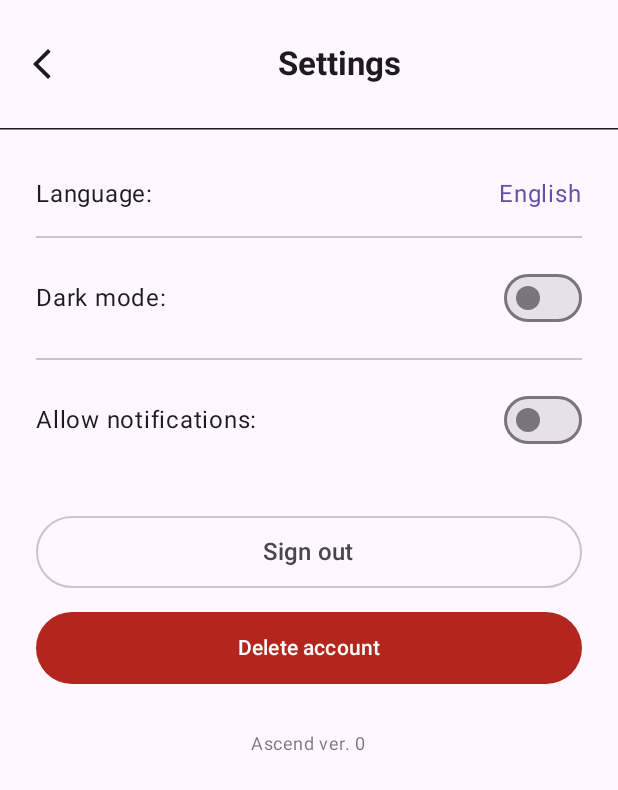
After one commit to ASCEND-TFG/mobile-app, an Android app built with Jetpack Compose: the SettingsScreen screen opened through its navigation route, on a phone screen of 412 x 824 dp. The commit adds this screen. Shown: the top 790 px of the screen. Run offline under Robolectric (Android 15) with nearby library versions, the phone set to English and light mode, and no system bars; our stand-ins replace Firebase (no records; nobody signed in at launch, a user with empty details on screens opened directly).

Commit message:
Settings Screen

```diff
--- a/app/src/main/java/com/jaime/ascend/ui/components/UIComponents.kt
+++ b/app/src/main/java/com/jaime/ascend/ui/components/UIComponents.kt
@@ -1,5 +1,6 @@
 package com.jaime.ascend.ui.components
 
+import android.R.attr.onClick
 import androidx.compose.foundation.background
 import androidx.compose.foundation.clickable
 import androidx.compose.foundation.layout.Arrangement
@@ -8,6 +9,7 @@ import androidx.compose.foundation.layout.Column
 import androidx.compose.foundation.layout.Row
 import androidx.compose.foundation.layout.RowScope
 import androidx.compose.foundation.layout.Spacer
+import androidx.compose.foundation.layout.fillMaxHeight
 import androidx.compose.foundation.layout.fillMaxSize
 import androidx.compose.foundation.layout.fillMaxWidth
 import androidx.compose.foundation.layout.height
@@ -16,6 +18,7 @@ import androidx.compose.foundation.layout.size
 import androidx.compose.foundation.layout.width
 import androidx.compose.foundation.shape.RoundedCornerShape
 import androidx.compose.material.icons.Icons
+import androidx.compose.material.icons.filled.ArrowBackIosNew
 import androidx.compose.material.icons.filled.Settings
 import androidx.compose.material3.HorizontalDivider
 import androidx.compose.material3.Icon
@@ -25,6 +28,7 @@ import androidx.compose.material3.NavigationBarItem
 import androidx.compose.material3.Text
 import androidx.compose.runtime.Composable
 import androidx.compose.runtime.collectAsState
+import androidx.compose.runtime.currentCompositionLocalContext
 import androidx.compose.runtime.getValue
 import androidx.compose.ui.Alignment
 import androidx.compose.ui.Modifier
@@ -35,12 +39,15 @@ import androidx.compose.ui.text.font.FontWeight
 import androidx.compose.ui.text.style.TextAlign
 import androidx.compose.ui.tooling.preview.Preview
 import androidx.compose.ui.unit.dp
+import androidx.core.app.ActivityCompat.finishAffinity
 import androidx.lifecycle.viewmodel.compose.viewModel
 import androidx.navigation.NavController
 import androidx.navigation.compose.currentBackStackEntryAsState
 import com.jaime.ascend.R
+import com.jaime.ascend.ui.navigation.AppNavigation
 import com.jaime.ascend.ui.navigation.AppScreens
 import com.jaime.ascend.viewmodel.UserViewModel
+import kotlin.coroutines.coroutineContext
 
 @Composable
 fun BlackButton(
@@ -129,7 +136,7 @@ fun ActionBar(modifier: Modifier = Modifier) {
 }
 
 @Composable
-fun ActionBarProfileScreen(viewModel: UserViewModel = viewModel(), modifier: Modifier = Modifier) {
+fun ActionBarProfileScreen(viewModel: UserViewModel = viewModel(), modifier: Modifier, navController: NavController) {
     val username by viewModel.userName.collectAsState()
 
     Column(
@@ -158,9 +165,60 @@ fun ActionBarProfileScreen(viewModel: UserViewModel = viewModel(), modifier: Mod
                 imageVector = Icons.Filled.Settings,
                 contentDescription = stringResource(R.string.configuration_icon_content),
                 modifier = Modifier
-                    .size(32.dp)
+                    .size(24.dp)
+                    .clickable { navController.navigate(AppScreens.SettingsScreen.route)}
             )
         }
         HorizontalDivider(color = MaterialTheme.colorScheme.onBackground, thickness = 1.dp)
     }
 }
+
+@Composable
+fun ActionBarWithBackButton(
+    screenName: String,
+    modifier: Modifier = Modifier,
+    navController: NavController
+) {
+    Column(
+        modifier = modifier
+            .fillMaxWidth()
+            .height(85.dp),
+        horizontalAlignment = Alignment.Start
+    ) {
+        Row(
+            verticalAlignment = Alignment.CenterVertically,
+            modifier = Modifier
+                .fillMaxSize()
+                .padding(horizontal = 16.dp)
+        ) {
+            Icon(
+                imageVector = Icons.Filled.ArrowBackIosNew,
+                contentDescription = stringResource(R.string.back_icon_content),
+                modifier = Modifier
+                    .size(24.dp)
+                    .clickable { navController.popBackStack() }
+            )
+
+            Spacer(modifier = Modifier.width(16.dp))
+
+            Box(
+                modifier = Modifier
+                    .weight(1f)
+                    .fillMaxHeight(),
+                contentAlignment = Alignment.Center
+            ) {
+                Text(
+                    text = screenName,
+                    style = MaterialTheme.typography.titleLarge,
+                    fontWeight = FontWeight.Bold,
+                    textAlign = TextAlign.Center,
+                    modifier = Modifier.fillMaxWidth()
+                )
+            }
+        }
+        HorizontalDivider(
+            color = MaterialTheme.colorScheme.onBackground,
+            thickness = 1.dp
+        )
+    }
+}
--- a/app/src/main/java/com/jaime/ascend/ui/navigation/AppNavigation.kt
+++ b/app/src/main/java/com/jaime/ascend/ui/navigation/AppNavigation.kt
@@ -9,6 +9,7 @@ import com.jaime.ascend.ui.screens.FriendsScreen
 import com.jaime.ascend.ui.screens.HomeScreen
 import com.jaime.ascend.ui.screens.LoginScreen
 import com.jaime.ascend.ui.screens.ProfileScreen
+import com.jaime.ascend.ui.screens.SettingsScreen
 import com.jaime.ascend.ui.screens.ShopScreen
 import com.jaime.ascend.ui.screens.SignupScreen
 import com.jaime.ascend.ui.screens.SplashScreenContent
@@ -42,5 +43,8 @@ fun AppNavigation(navController: NavController) {
         composable(route = AppScreens.ProfileScreen.route) {
             ProfileScreen(navController)
         }
+        composable(route = AppScreens.SettingsScreen.route) {
+            SettingsScreen(navController)
+        }
     }
 }
--- a/app/src/main/java/com/jaime/ascend/ui/navigation/AppScreens.kt
+++ b/app/src/main/java/com/jaime/ascend/ui/navigation/AppScreens.kt
@@ -12,6 +12,8 @@ sealed class AppScreens(val route: String, open val icon: ImageVector) {
     object LoginScreen : AppScreens("login", Icons.Filled.DisabledByDefault)
     object SignupScreen : AppScreens("signup", Icons.Filled.DisabledByDefault)
     object SplashScreen : AppScreens("splash", Icons.Filled.DisabledByDefault)
+    object SettingsScreen : AppScreens("settings", Icons.Filled.DisabledByDefault)
+
 
     //BottomNavigation Screens
     object HomeScreen : AppScreens("home", Icons.Filled.Home) {
--- a/app/src/main/java/com/jaime/ascend/ui/screens/ProfileScreen.kt
+++ b/app/src/main/java/com/jaime/ascend/ui/screens/ProfileScreen.kt
@@ -18,7 +18,7 @@ import com.jaime.ascend.ui.theme.AppTheme
 @Composable
 fun ProfileScreen(navController: NavController) {
     Scaffold(
-        topBar = { ActionBarProfileScreen() },
+        topBar = { ActionBarProfileScreen(navController= navController, modifier = Modifier) },
         bottomBar = { BottomNavigation(navController, setOf(
             AppScreens.HomeScreen,
             AppScreens.FriendsScreen,
--- /dev/null
+++ b/app/src/main/java/com/jaime/ascend/ui/screens/SettingsScreen.kt
@@ -0,0 +1,170 @@
+package com.jaime.ascend.ui.screens
+
+import androidx.compose.foundation.background
+import androidx.compose.foundation.layout.Column
+import androidx.compose.foundation.layout.Row
+import androidx.compose.foundation.layout.Spacer
+import androidx.compose.foundation.layout.fillMaxSize
+import androidx.compose.foundation.layout.fillMaxWidth
+import androidx.compose.foundation.layout.height
+import androidx.compose.foundation.layout.padding
+import androidx.compose.foundation.layout.width
+import androidx.compose.foundation.rememberScrollState
+import androidx.compose.foundation.verticalScroll
+import androidx.compose.material3.Button
+import androidx.compose.material3.ButtonDefaults
+import androidx.compose.material3.Divider
+import androidx.compose.material3.ExperimentalMaterial3Api
+import androidx.compose.material3.MaterialTheme
+import androidx.compose.material3.OutlinedButton
+import androidx.compose.material3.Scaffold
+import androidx.compose.material3.Switch
+import androidx.compose.material3.Text
+import androidx.compose.runtime.Composable
+import androidx.compose.runtime.getValue
+import androidx.compose.runtime.mutableStateOf
+import androidx.compose.runtime.remember
+import androidx.compose.runtime.setValue
+import androidx.compose.ui.Alignment
+import androidx.compose.ui.Modifier
+import androidx.compose.ui.res.stringResource
+import androidx.compose.ui.unit.dp
+import androidx.compose.ui.unit.sp
+import androidx.navigation.NavController
+import com.jaime.ascend.R
+import com.jaime.ascend.ui.components.ActionBarWithBackButton
+import com.jaime.ascend.ui.theme.AppTheme
+
+@OptIn(ExperimentalMaterial3Api::class)
+@Composable
+fun SettingsScreen(navController: NavController) {
+    val languages = listOf("English", "Español")
+    var selectedLanguage by remember { mutableStateOf(languages[0]) }
+    var darkModeEnabled by remember { mutableStateOf(false) }
+    var notificationsEnabled by remember { mutableStateOf(false) }
+
+    AppTheme {
+        Scaffold(
+            modifier = Modifier.fillMaxSize(),
+            containerColor = MaterialTheme.colorScheme.background,
+            topBar = {
+                ActionBarWithBackButton(
+                    screenName = stringResource(id = R.string.settings_title),
+                    navController = navController,
+                    modifier = Modifier
+                )
+            }
+        ) { innerPadding ->
+            Column(
+                modifier = Modifier
+                    .verticalScroll(rememberScrollState())
+                    .padding(innerPadding)
+                    .fillMaxSize()
+            ) {
+                Column(
+                    modifier = Modifier
+                        .padding(24.dp)
+                        .fillMaxWidth()
+                ) {
+                    Row(
+                        verticalAlignment = Alignment.CenterVertically,
+                        modifier = Modifier
+                            .fillMaxWidth()
+                            .padding(vertical = 8.dp)
+                    ) {
+                        Text(
+                            text = stringResource(id = R.string.language_label),
+                            style = MaterialTheme.typography.bodyLarge,
+                            modifier = Modifier.weight(1f)
+                        )
+                        Spacer(modifier = Modifier.width(16.dp))
+                        Text(
+                            text = selectedLanguage,
+                            color = MaterialTheme.colorScheme.primary
+                        )
+                    }
+
+                    Divider(modifier = Modifier.padding(vertical = 8.dp))
+
+                    Row(
+                        verticalAlignment = Alignment.CenterVertically,
+                        modifier = Modifier
+                            .fillMaxWidth()
+                            .padding(vertical = 8.dp)
+                    ) {
+                        Text(
+                            text = stringResource(id = R.string.dark_mode_label),
+                            style = MaterialTheme.typography.bodyLarge,
+                            modifier = Modifier.weight(1f)
+                        )
+                        Switch(
+                            checked = darkModeEnabled,
+                            onCheckedChange = { darkModeEnabled = it }
+                        )
+                    }
+
+                    Divider(modifier = Modifier.padding(vertical = 8.dp))
+
+                    Row(
+                        verticalAlignment = Alignment.CenterVertically,
+                        modifier = Modifier
+                            .fillMaxWidth()
+                            .padding(vertical = 8.dp)
+                    ) {
+                        Text(
+                            text = stringResource(id = R.string.notifications_label),
+                            style = MaterialTheme.typography.bodyLarge,
+                            modifier = Modifier.weight(1f)
+                        )
+                        Switch(
+                            checked = notificationsEnabled,
+                            onCheckedChange = { notificationsEnabled = it }
+                        )
+                    }
+
+                    Spacer(modifier = Modifier.height(32.dp))
+
+                    OutlinedButton(
+                        onClick = { /* TODO: Implement sign out */ },
+                        modifier = Modifier
+                            .fillMaxWidth()
+                            .height(48.dp),
+                        content = {
+                            Text(
+                                text = stringResource(id = R.string.sign_out_button),
+                                fontSize = 16.sp
+                            )
+                        }
+                    )
+
+                    Spacer(modifier = Modifier.height(16.dp))
+
+                    Button(
+                        onClick = { /* TODO: Implement account deletion */ },
+                        modifier = Modifier
+                            .fillMaxWidth()
+                            .height(48.dp),
+                        colors = ButtonDefaults.buttonColors(
+                            containerColor = MaterialTheme.colorScheme.error,
+                            contentColor = MaterialTheme.colorScheme.onError
+                        )
+                    ) {
+                        Text(
+                            text = stringResource(id = R.string.delete_account_button),
+                            style = MaterialTheme.typography.labelLarge
+                        )
+                    }
+
+                    Spacer(modifier = Modifier.height(32.dp))
+
+                    Text(
+                        text = "Ascend ver. 0",
+                        style = MaterialTheme.typography.bodySmall,
+                        color = MaterialTheme.colorScheme.onSurface.copy(alpha = 0.6f),
+                        modifier = Modifier.align(Alignment.CenterHorizontally)
+                    )
+                }
+            }
+        }
+    }
+}
--- a/app/src/main/res/values/strings.xml
+++ b/app/src/main/res/values/strings.xml
@@ -25,4 +25,11 @@
     <string name="signup_error_message_username_in_use">Username is already in use by another account</string>
     <string name="signup_error_message_empty_fields">Please, fill all fields</string>
     <string name="configuration_icon_content">Configuration</string>
+    <string name="settings_title">Settings</string>
+    <string name="language_label">Language:</string>
+    <string name="dark_mode_label">Dark mode:</string>
+    <string name="notifications_label">Allow notifications:</string>
+    <string name="sign_out_button">Sign out</string>
+    <string name="delete_account_button">Delete account</string>
+    <string name="back_icon_content">Back</string>
 </resources>
```
Also changed, not shown: 1 other file.
